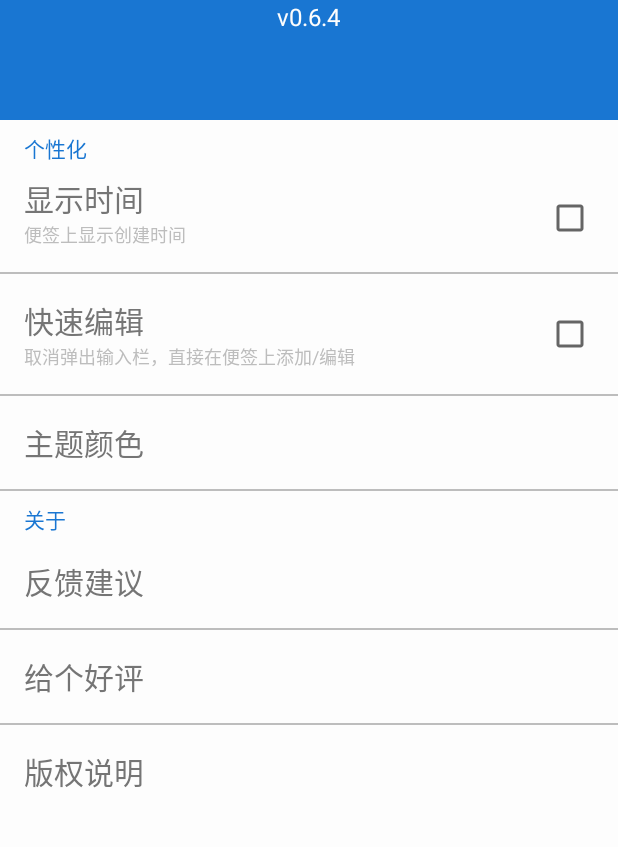
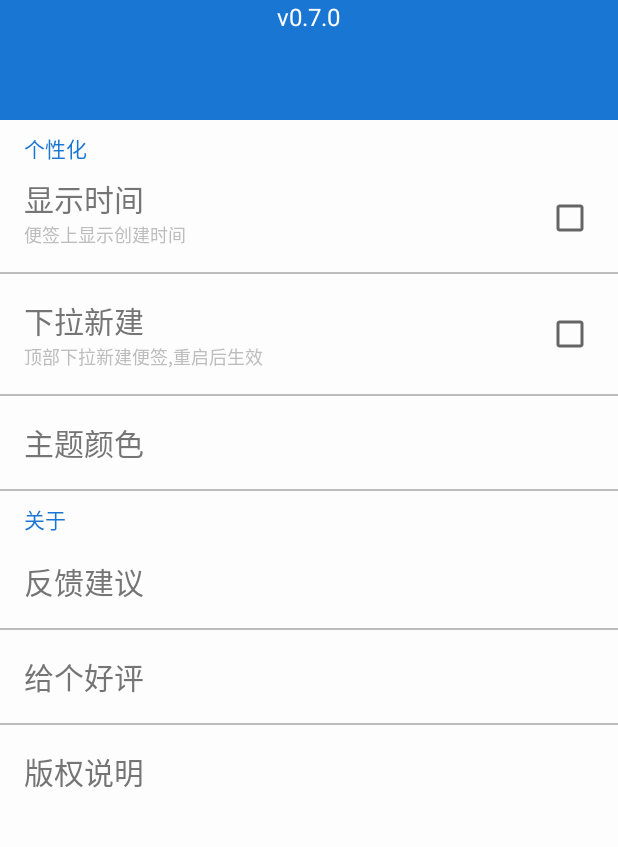
Before and after one commit to mmga/Litedo, an Android app: the SettingsActivity screen opened directly, with no data from a screen before it, on a phone screen of 412 x 824 dp, the part 264-1111 px from its top. Run offline under Robolectric (Android 15) with nearby library versions, the phone set to English and light mode, and no system bars; Roboto replaces fonts that are not available here.

Commit message:
大致完成了下拉新建

```diff
--- a/app/build.gradle
+++ b/app/build.gradle
@@ -15,7 +15,7 @@ android {
         minSdkVersion 16
         targetSdkVersion 23
         versionCode 1
-        versionName "0.6.4"
+        versionName "0.7.0"
     }
     buildTypes {
         release {
--- a/app/src/main/java/com/mmga/litedo/Aty/SettingsActivity.java
+++ b/app/src/main/java/com/mmga/litedo/Aty/SettingsActivity.java
@@ -1,9 +1,11 @@
 package com.mmga.litedo.Aty;
 
+import android.content.SharedPreferences;
 import android.os.Bundle;
 import android.support.design.widget.AppBarLayout;
 import android.support.v7.app.AppCompatActivity;
 import android.support.v7.widget.Toolbar;
+import android.util.Log;
 import android.view.View;
 import android.widget.CheckBox;
 import android.widget.RelativeLayout;
@@ -18,11 +20,15 @@ public class SettingsActivity extends AppCompatActivity implements View.OnClickL
 
     private AppBarLayout appBarLayout;
     private Toolbar toolbar;
-    private RelativeLayout mShowTime, mDarkTheme, mQuickMode;
+    private RelativeLayout mShowTime, mDarkTheme, mPullToAdd;
     private TextView mSuggest, mRating, mLicense;
-    private CheckBox mShowTimeCheckbox, mQuickModeCheckbox;
+    private CheckBox mShowTimeCheckbox, mPullToAddCheckbox;
 
     private boolean isShowTimeChecked;
+    public static final int PULL_TO_ADD = 0;
+    public static final int PULL_TO_DO_NOTHING = 1;
+    private int pullToAddState;
+
 
     @Override
     protected void onCreate(Bundle savedInstanceState) {
@@ -30,6 +36,9 @@ public class SettingsActivity extends AppCompatActivity implements View.OnClickL
         setContentView(R.layout.activity_settings);
         StatusBarCompat.compat(this, getResources().getColor(R.color.colorPrimaryDark));
 
+        isShowTimeChecked = SharedPrefsUtil.getValue(this, "settings", "isShowTime", false);
+        pullToAddState = SharedPrefsUtil.getValue(this, "settings", "pullToAddState", PULL_TO_DO_NOTHING);
+        Log.d("mmga", "" + pullToAddState);
 
         appBarLayout = (AppBarLayout) findViewById(R.id.appbar);
         toolbar = (Toolbar) findViewById(R.id.toolbar);
@@ -45,25 +54,23 @@ public class SettingsActivity extends AppCompatActivity implements View.OnClickL
 
         mShowTime = (RelativeLayout) findViewById(R.id.showtime);
         mDarkTheme = (RelativeLayout) findViewById(R.id.dark_theme);
-        mQuickMode = (RelativeLayout) findViewById(R.id.quick_mode);
+        mPullToAdd = (RelativeLayout) findViewById(R.id.pull_to_add);
         mSuggest = (TextView) findViewById(R.id.suggest);
         mRating = (TextView) findViewById(R.id.rating);
         mLicense = (TextView) findViewById(R.id.license);
         mShowTimeCheckbox = (CheckBox) findViewById(R.id.showtime_checkbox);
-        mShowTimeCheckbox.setChecked(SharedPrefsUtil.getValue(this, "settings", "isShowTime", false));
-        mQuickModeCheckbox = (CheckBox) findViewById(R.id.quick_mode_checkbox);
+        mShowTimeCheckbox.setChecked(isShowTimeChecked);
+        mPullToAddCheckbox = (CheckBox) findViewById(R.id.pull_to_add_checkbox);
+        mPullToAddCheckbox.setChecked(pullToAddState == PULL_TO_ADD);
 
 
         mShowTime.setOnClickListener(this);
         mDarkTheme.setOnClickListener(this);
-        mQuickMode.setOnClickListener(this);
+        mPullToAdd.setOnClickListener(this);
         mSuggest.setOnClickListener(this);
         mRating.setOnClickListener(this);
         mLicense.setOnClickListener(this);
         mShowTimeCheckbox.setOnClickListener(this);
-
-        isShowTimeChecked = SharedPrefsUtil.getValue(this, "settings", "isShowTime", false);
-
 
     }
 
@@ -75,14 +82,13 @@ public class SettingsActivity extends AppCompatActivity implements View.OnClickL
             case R.id.showtime:
                 switchShowTimeCheckbox();
                 break;
+            case R.id.pull_to_add_checkbox:
+                switchPullToAddCheckbox();
+            case R.id.pull_to_add:
+                switchPullToAddCheckbox();
+                break;
             case R.id.dark_theme:
                 ToastUtil.showShort("这个技能还没有准备好");
-                break;
-            case R.id.quick_mode:
-                ToastUtil.showShort("冷却中");
-                break;
-            case R.id.quick_mode_checkbox:
-                ToastUtil.showShort("冷却中");
                 break;
             case R.id.suggest:
                 ToastUtil.showShort("我还不能使用这个技能");
@@ -95,6 +101,16 @@ public class SettingsActivity extends AppCompatActivity implements View.OnClickL
                 break;
         }
 
+    }
+
+    private void switchPullToAddCheckbox() {
+        if (!mPullToAddCheckbox.isChecked()) {
+            mPullToAddCheckbox.setChecked(true);
+            pullToAddState = PULL_TO_ADD;
+        } else {
+            mPullToAddCheckbox.setChecked(false);
+            pullToAddState = PULL_TO_DO_NOTHING;
+        }
     }
 
     private void switchShowTimeCheckbox() {
@@ -110,6 +126,14 @@ public class SettingsActivity extends AppCompatActivity implements View.OnClickL
     @Override
     protected void onPause() {
         super.onPause();
-        SharedPrefsUtil.putValue(this, "settings", "isShowTime", isShowTimeChecked);
+        SharedPreferences.Editor editor = getSharedPreferences("settings", MODE_PRIVATE).edit();
+        editor.putBoolean("isShowTime", isShowTimeChecked);
+        editor.putInt("pullToAddState", pullToAddState);
+        editor.commit();
+
+//        SharedPrefsUtil.putValue(this, "settings", "isShowTime", isShowTimeChecked);
+//        SharedPrefsUtil.putValue(this, "settings", "pullToAddState", pullToAddState);
+//        Log.d("mmga", "" + pullToAddState);
+
     }
 }
--- a/app/src/main/java/com/mmga/litedo/Util/DensityUtil.java
+++ b/app/src/main/java/com/mmga/litedo/Util/DensityUtil.java
@@ -32,4 +32,6 @@ public class DensityUtil {
     public static DisplayMetrics getDisplayMetrics() {
         return MyApplication.getContext().getResources().getDisplayMetrics();
     }
+
+
 }
--- a/app/src/main/res/layout/activity_settings.xml
+++ b/app/src/main/res/layout/activity_settings.xml
@@ -130,7 +130,7 @@
 
 
             <RelativeLayout
-                android:id="@+id/quick_mode"
+                android:id="@+id/pull_to_add"
                 android:layout_width="match_parent"
                 android:layout_height="wrap_content"
                 android:background="@drawable/rectangle_white_gray_selector"
@@ -138,23 +138,23 @@
                 android:padding="16dp">
 
                 <TextView
-                    android:id="@+id/fast_edit"
+                    android:id="@+id/pull_to_add_title"
                     android:layout_width="wrap_content"
                     android:layout_height="wrap_content"
                     android:layout_alignParentLeft="true"
-                    android:text="快速编辑"
+                    android:text="@string/pull_to_add"
                     android:textAppearance="@style/setting_text_middle" />
 
                 <TextView
                     android:layout_width="wrap_content"
                     android:layout_height="wrap_content"
-                    android:layout_alignLeft="@id/fast_edit"
-                    android:layout_below="@+id/fast_edit"
-                    android:text="@string/fast_edit_description"
+                    android:layout_alignLeft="@id/pull_to_add_title"
+                    android:layout_below="@+id/pull_to_add_title"
+                    android:text="@string/pull_to_add_description"
                     android:textAppearance="@style/setting_text_small" />
 
                 <CheckBox
-                    android:id="@+id/quick_mode_checkbox"
+                    android:id="@+id/pull_to_add_checkbox"
                     android:layout_width="wrap_content"
                     android:layout_height="wrap_content"
                     android:layout_alignParentRight="true"
--- a/app/src/main/res/values/strings.xml
+++ b/app/src/main/res/values/strings.xml
@@ -2,9 +2,8 @@
     <string name="app_name">Litedo</string>
     <string name="no_item_info">没有任务啦( • ̀ω•́ )</string>
     <string name="litedo">Litedo—Like to do</string>
-    <string name="github">github:https://github.com/mmga/Litedo</string>
     <string name="author">开发者：@mmga</string>
-    <string name="version">v0.6.4</string>
+    <string name="version">v0.7.0</string>
     <string name="settings">settings</string>
     <string name="setting">设置</string>
     <string name="customize">个性化</string>
@@ -12,6 +11,8 @@
     <string name="about">关于</string>
     <string name="show_time_content">便签上显示创建时间</string>
     <string name="fast_edit_description">取消弹出输入栏，直接在便签上添加/编辑</string>
+    <string name="pull_to_add">下拉新建</string>
+    <string name="pull_to_add_description">顶部下拉新建便签,重启后生效</string>
 
 
 
@@ -35,6 +36,7 @@
     <string name="one_month_ago">1个月前</string>
     <string name="three_months_ago">3个月前</string>
 
+
     <item name="tag_first" type="id" />
     <item name="tag_second" type="id" />
     <item name="tag_third" type="id" />
```
Also changed, not shown: app/src/main/java/com/mmga/litedo/Adapter/RecyclerViewHeaderAdapter.java (deleted, +0 -208 lines), app/src/main/java/com/mmga/litedo/Aty/ListActivity.java (+49 -20 lines), app/src/main/java/com/mmga/litedo/widget/CustomPtrHeader.java (added, +88 -0 lines), app/src/main/res/layout/content_main.xml (+5 -14 lines), app/src/main/res/layout/header_view.xml (+7 -3 lines), app/src/main/res/drawable/icon_check.png (added).
